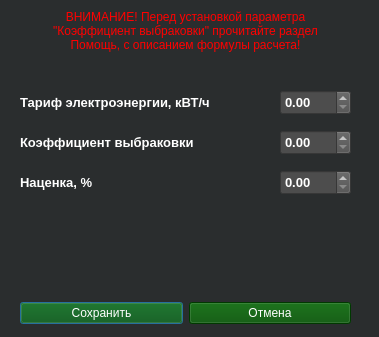
Qt form src/view/ui/printer_settings.ui (Ranzo/Calc3d_by_Risen) before a commit.
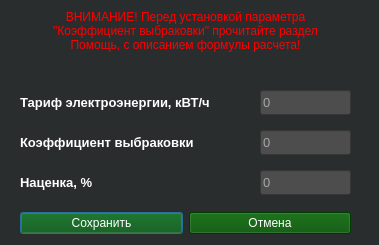
The same form after that commit. Icons and pictures are not drawn.

Commit message: fix: #15 QSpin -> QEditLine

```diff
--- a/src/view/ui/printer_settings.ui
+++ b/src/view/ui/printer_settings.ui
@@ -13,7 +13,7 @@
         <x>0</x>
         <y>0</y>
         <width>379</width>
-        <height>337</height>
+        <height>245</height>
       </rect>
     </property>
     <property name="windowTitle">
@@ -24,36 +24,25 @@
         <normaloff>:/img/logo-1.png</normaloff>
       </iconset>
     </property>
-    <widget class="QDoubleSpinBox" name="input_tarif">
+    <widget class="QLineEdit" name="input_tarif">
       <property name="geometry">
         <rect>
-          <x>280</x>
+          <x>260</x>
           <y>90</y>
-          <width>71</width>
+          <width>91</width>
           <height>25</height>
         </rect>
       </property>
-      <property name="sizePolicy">
-        <sizepolicy hsizetype="Fixed" vsizetype="Fixed">
-          <horstretch>0</horstretch>
-          <verstretch>0</verstretch>
-        </sizepolicy>
-      </property>
       <property name="font">
         <font>
           <pointsize>10</pointsize>
-          <bold>true</bold>
-          <stylestrategy>PreferAntialias</stylestrategy>
         </font>
       </property>
       <property name="styleSheet">
-        <string notr="true">background-color: rgb(77, 77, 77);</string>
+        <string notr="true">background-color: rgb(77, 77, 77); text-align: right;</string>
       </property>
-      <property name="minimum">
-        <double>0.000000000000000</double>
-      </property>
-      <property name="maximum">
-        <double>10000.000000000000000</double>
+      <property name="placeholderText">
+        <string>0</string>
       </property>
     </widget>
     <widget class="QLabel" name="Tarif">
@@ -78,36 +67,25 @@
         <string>Тариф электроэнергии, кВТ/ч</string>
       </property>
     </widget>
-    <widget class="QDoubleSpinBox" name="input_q_trash">
+    <widget class="QLineEdit" name="input_q_trash">
       <property name="geometry">
         <rect>
-          <x>280</x>
+          <x>260</x>
           <y>130</y>
-          <width>71</width>
+          <width>91</width>
           <height>25</height>
         </rect>
       </property>
-      <property name="sizePolicy">
-        <sizepolicy hsizetype="Fixed" vsizetype="Fixed">
-          <horstretch>0</horstretch>
-          <verstretch>0</verstretch>
-        </sizepolicy>
-      </property>
       <property name="font">
         <font>
           <pointsize>10</pointsize>
-          <bold>true</bold>
-          <stylestrategy>PreferAntialias</stylestrategy>
         </font>
       </property>
       <property name="styleSheet">
-        <string notr="true">background-color: rgb(77, 77, 77);</string>
+        <string notr="true">background-color: rgb(77, 77, 77); text-align: right;</string>
       </property>
-      <property name="minimum">
-        <double>0.000000000000000</double>
-      </property>
-      <property name="maximum">
-        <double>10000.000000000000000</double>
+      <property name="placeholderText">
+        <string>0</string>
       </property>
     </widget>
     <widget class="QLabel" name="Q_trash">
@@ -132,36 +110,25 @@
         <string>Коэффициент выбраковки</string>
       </property>
     </widget>
-    <widget class="QDoubleSpinBox" name="input_overprice">
+    <widget class="QLineEdit" name="input_overprice">
       <property name="geometry">
         <rect>
-          <x>280</x>
+          <x>260</x>
           <y>170</y>
-          <width>71</width>
+          <width>91</width>
           <height>25</height>
         </rect>
       </property>
-      <property name="sizePolicy">
-        <sizepolicy hsizetype="Fixed" vsizetype="Fixed">
-          <horstretch>0</horstretch>
-          <verstretch>0</verstretch>
-        </sizepolicy>
-      </property>
       <property name="font">
         <font>
           <pointsize>10</pointsize>
-          <bold>true</bold>
-          <stylestrategy>PreferAntialias</stylestrategy>
         </font>
       </property>
       <property name="styleSheet">
-        <string notr="true">background-color: rgb(77, 77, 77);</string>
+        <string notr="true">background-color: rgb(77, 77, 77); text-align: right;</string>
       </property>
-      <property name="minimum">
-        <double>0.000000000000000</double>
-      </property>
-      <property name="maximum">
-        <double>10000.000000000000000</double>
+      <property name="placeholderText">
+        <string>0</string>
       </property>
     </widget>
     <widget class="QLabel" name="Over_price">
@@ -212,7 +179,7 @@
       <property name="geometry">
         <rect>
           <x>20</x>
-          <y>300</y>
+          <y>210</y>
           <width>331</width>
           <height>27</height>
         </rect>
```
The commit also changes 11 other files.
